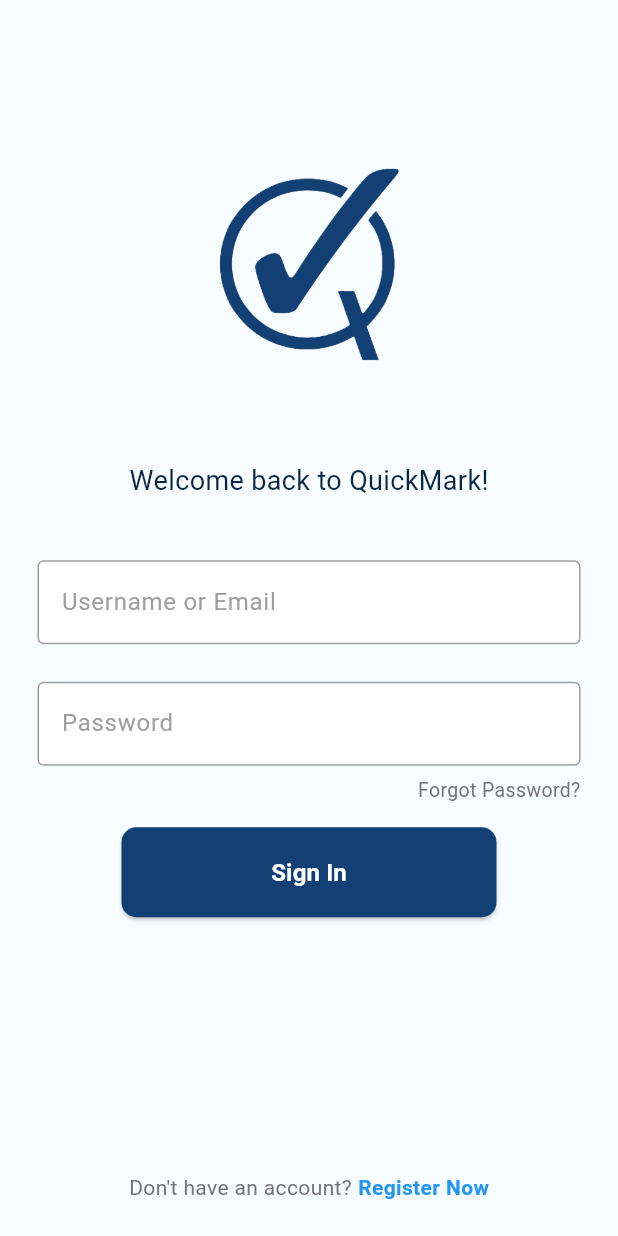
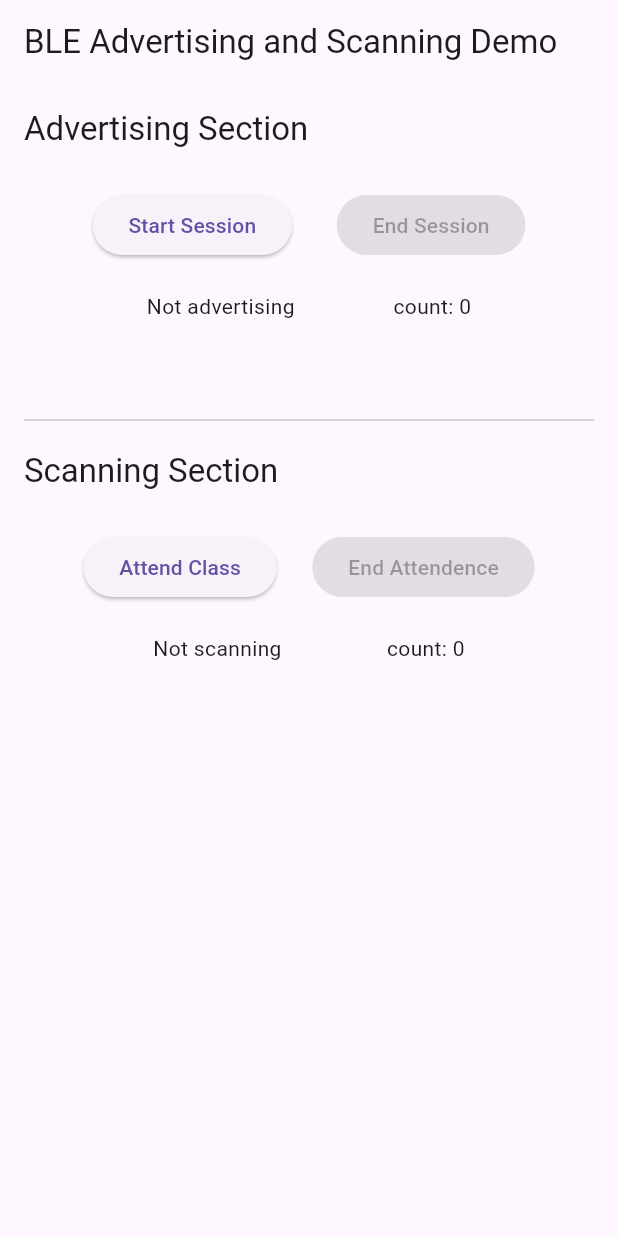
Before and after one commit to RyanRichardsR/QuickMark, a Flutter app: the screen it shows after launch, on a phone screen of 412 x 824 dp. Run offline on Flutter 3.47's test engine with Material 3 defaults, Android fonts, the phone set to English and light mode, and no system bars; our stand-ins replace permission_handler, shared_preferences; missing offline and left inert: bluetooth_low_energy, flutter_foreground_task, flutter_reactive_ble.

```diff
--- /dev/null
+++ b/quickmark_mobile/lib/Pages/ble_demo_dart.dart
@@ -0,0 +1,80 @@
+import 'dart:io';
+
+import 'package:flutter/material.dart';
+import 'package:flutter_foreground_task/flutter_foreground_task.dart';
+import 'package:permission_handler/permission_handler.dart';
+import 'package:quickmark_mobile/components/advertise_buttons.dart';
+import 'package:quickmark_mobile/scan_buttons.dart';
+
+class ble_demo_page extends StatelessWidget {
+  @override
+  Widget build(BuildContext context) {
+    // Create instances of AdvertiseButtons and ScanButtons
+    final advertiseButtons = AdvertiseButtons();
+    final scanButtons = ScanButtons();
+    return Scaffold(
+      appBar: AppBar(
+        title: const Text('BLE Advertising and Scanning Demo'),
+      ),
+      body: Padding(
+        padding: const EdgeInsets.all(16.0),
+        child: Column(
+          crossAxisAlignment: CrossAxisAlignment.stretch,
+          children: [
+            // Section for Advertising
+            Text(
+              'Advertising Section',
+              style: Theme.of(context).textTheme.titleLarge,
+            ),
+            const SizedBox(height: 10),
+            advertiseButtons,
+            const Divider(height: 40, thickness: 1),
+
+            // Section for Scanning
+            Text(
+              'Scanning Section',
+              style: Theme.of(context).textTheme.titleLarge,
+            ),
+            const SizedBox(height: 10),
+            scanButtons,
+          ],
+        ),
+      ),
+    );
+  }
+}
+
+void main() async {
+  WidgetsFlutterBinding.ensureInitialized();
+  await _requestPermissions();
+
+  runApp(MaterialApp(
+    home: ble_demo_page(),
+  ));
+}
+
+Future<void> _requestPermissions() async {
+  final NotificationPermission notificationPermission =
+      await FlutterForegroundTask.checkNotificationPermission();
+  if (notificationPermission != NotificationPermission.granted) {
+    await FlutterForegroundTask.requestNotificationPermission();
+  }
+
+  if (!await Permission.bluetoothAdvertise.isGranted) {
+    await Permission.bluetoothAdvertise.request();
+  }
+
+  if (!await Permission.bluetoothScan.isGranted) {
+    await Permission.bluetoothScan.request();
+  }
+
+  if (!await Permission.bluetoothConnect.isGranted) {
+    await Permission.bluetoothConnect.request();
+  }
+
+  if (Platform.isAndroid) {
+    if (!await FlutterForegroundTask.isIgnoringBatteryOptimizations) {
+      await FlutterForegroundTask.requestIgnoreBatteryOptimization();
+    }
+  }
+}
--- a/quickmark_mobile/lib/components/advertise_buttons.dart
+++ b/quickmark_mobile/lib/components/advertise_buttons.dart
@@ -125,7 +125,7 @@ class _AdvertiseButtonsState extends State<AdvertiseButtons> {
     // TODO: Change this value
     // TODO: Call createSession API
     _updateStatus(3);
-    await Future.delayed(const Duration(minutes: 5));
+    await Future.delayed(const Duration(seconds: 10));
 
     if (await FlutterForegroundTask.isRunningService) {
       return FlutterForegroundTask.restartService();
--- a/quickmark_mobile/lib/main.dart
+++ b/quickmark_mobile/lib/main.dart
@@ -1,5 +1,6 @@
 import 'package:flutter/material.dart';
-import 'package:quickmark_mobile/Pages/login_page.dart';
+import 'package:quickmark_mobile/Pages/ble_demo_dart.dart';
+
 
 //Color Pallete Constants
 const white = Color(0xFFEEF4ED) ;
@@ -17,9 +18,10 @@ class MyApp extends StatelessWidget {
 
   @override
   Widget build(BuildContext context) {
-    return const MaterialApp(
+    return MaterialApp(
       debugShowCheckedModeBanner: false,
-      home: LoginPage(),
+      // ignore: unnecessary_constructor_name
+      home: ble_demo_page.new(),
     );
   }
 }
--- a/quickmark_mobile/lib/scan_buttons.dart
+++ b/quickmark_mobile/lib/scan_buttons.dart
@@ -102,7 +102,7 @@ class _ScanButtonsState extends State<ScanButtons> {
       isScanning = true;
       statusStr = 'Scanning';
     });
-    await Future.delayed(const Duration(minutes: 5));
+    await Future.delayed(const Duration(seconds: 10));
 
 
 
```
